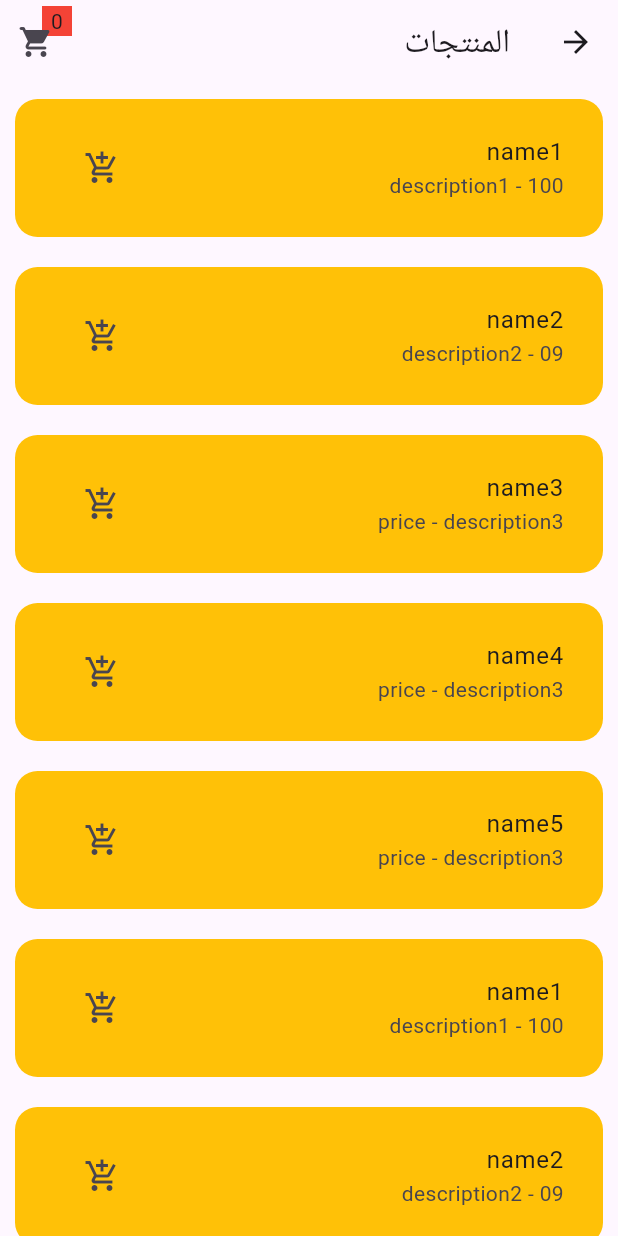
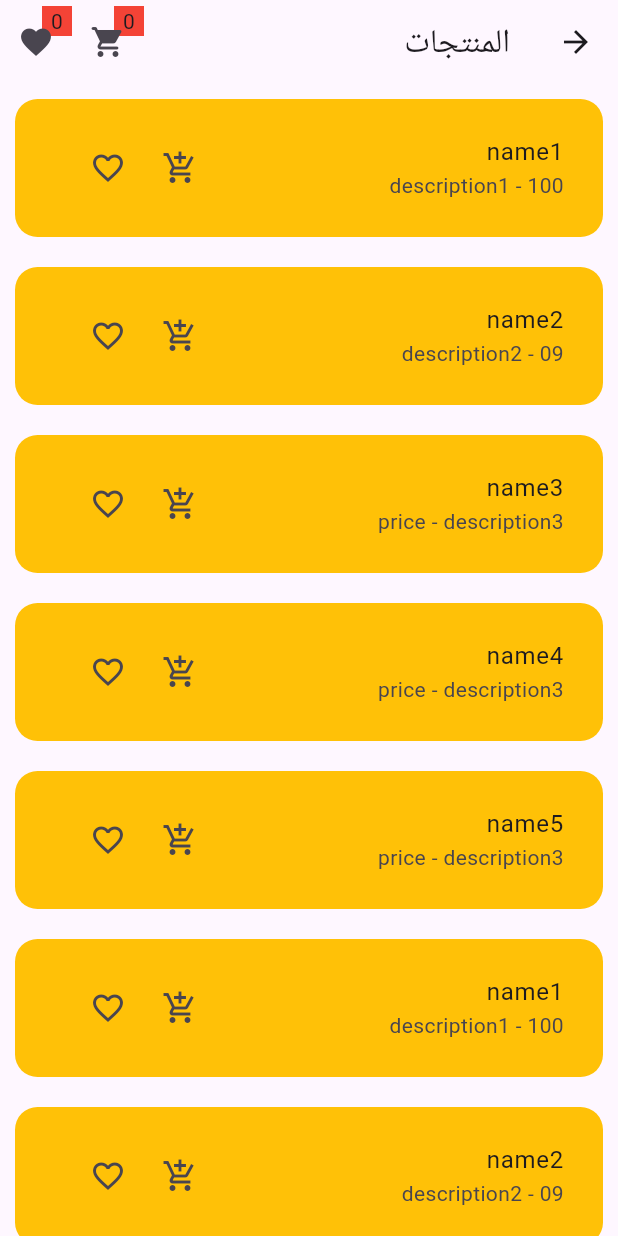
Before and after one commit to HebaShaheen2001/Providers, a Flutter app: the Productsscreen screen opened by its route, on a phone screen of 412 x 824 dp. Run offline on Flutter 3.47's test engine with Material 3 defaults, Android fonts, the phone set to English and light mode, and no system bars; our stand-ins replace shared_preferences; accounts and stored records are empty; generated files the repository leaves out were written again.

Commit message:
favoritesScreen

```diff
--- /dev/null
+++ b/lib/Screen/Cart/favoritesClass.dart
@@ -0,0 +1,19 @@
+import 'package:flutter/material.dart';
+import 'package:providers/Screen/Cart/productModle.dart';
+
+class favoritesClass extends ChangeNotifier {
+  List<productModle> favoritesList = [];
+
+  void addfavorites(productModle product) {
+    if (favoritesList.contains(product)) {
+      favoritesList.remove(product);
+    } else {
+      favoritesList.add(product);
+    }
+    notifyListeners();
+  }
+
+  bool isInfavorites(productModle product) {
+    return favoritesList.contains(product);
+  }
+}
--- a/lib/Screen/Cart/productsClass.dart
+++ b/lib/Screen/Cart/productsClass.dart
@@ -4,6 +4,7 @@ import 'package:flutter/material.dart';
 class productsClass extends ChangeNotifier {
   List<productModle> productsList = [];
   List productsCart = [];
+  List productsFavorites = [];
 
   void addProducts(String name, String price, String description, bool isAdd) {
     final product = productModle(
--- a/lib/Screen/Cart/productsScreen.dart
+++ b/lib/Screen/Cart/productsScreen.dart
@@ -3,6 +3,7 @@ import 'dart:developer';
 import 'package:flutter/material.dart';
 import 'package:provider/provider.dart';
 import 'package:providers/Screen/Cart/cartClass.dart';
+import 'package:providers/Screen/Cart/favoritesClass.dart';
 import 'package:providers/Screen/Cart/productsClass.dart';
 
 class Productsscreen extends StatefulWidget {
@@ -27,6 +28,8 @@ class _ProductsscreenState extends State<Productsscreen> {
     final productShow = Provider.of<productsClass>(context);
     final cartProvider = Provider.of<CartClass>(context);
     final cartItems = cartProvider.cartList;
+    final favoritesProvider = Provider.of<favoritesClass>(context);
+    final favoritesItems = favoritesProvider.favoritesList;
 
     Future.delayed(Duration.zero, () {
       productShow.addProducts('name1', '100', 'description1', true);
@@ -53,6 +56,21 @@ class _ProductsscreenState extends State<Productsscreen> {
                   },
                   icon: Icon(Icons.shopping_cart_rounded)),
             ],
+          ),
+          Stack(
+            children: [
+              Container(
+                width: 20,
+                height: 20,
+                color: Colors.red,
+                child: Center(child: Text(favoritesItems.length.toString())),
+              ),
+              IconButton(
+                  onPressed: () {
+                    Navigator.pushNamed(context, 'favoritesScreen');
+                  },
+                  icon: Icon(Icons.favorite)),
+            ],
           )
         ],
       ),
@@ -61,6 +79,7 @@ class _ProductsscreenState extends State<Productsscreen> {
         itemBuilder: (context, index) {
           final product = productShow.productsList[index];
           final isInCart = cartProvider.isInCart(product);
+          final isInFavorites = favoritesProvider.isInfavorites(product);
 
           return Container(
             padding: const EdgeInsets.all(10),
@@ -74,7 +93,11 @@ class _ProductsscreenState extends State<Productsscreen> {
                 ListTile(
                   title: Text(product.name.toString()),
                   subtitle: Text('${product.price} - ${product.description}'),
-                  trailing: IconButton(
+                  trailing: SizedBox(
+                    width: 100,
+                    child: Row(
+                      children: [
+                        IconButton(
                           icon: Icon(
                             isInCart
                                 ? Icons.remove_shopping_cart
@@ -83,6 +106,19 @@ class _ProductsscreenState extends State<Productsscreen> {
                           onPressed: () {
                             cartProvider.addCart(product);
                           },
+                        ),
+                        IconButton(
+                          icon: Icon(
+                            isInFavorites
+                                ? Icons.favorite
+                                : Icons.favorite_border,
+                          ),
+                          onPressed: () {
+                            favoritesProvider.addfavorites(product);
+                          },
+                        ),
+                      ],
+                    ),
                   ),
                 ),
               ],
--- a/lib/main.dart
+++ b/lib/main.dart
@@ -2,6 +2,8 @@ import 'package:flutter/material.dart';
 import 'package:provider/provider.dart';
 import 'package:providers/Screen/Cart/cartClass.dart';
 import 'package:providers/Screen/Cart/cartScreen.dart';
+import 'package:providers/Screen/Cart/favoritesClass.dart';
+import 'package:providers/Screen/Cart/favoritesScreen.dart';
 import 'package:providers/Screen/Cart/productsClass.dart';
 import 'package:providers/Screen/Cart/productsScreen.dart';
 import 'package:providers/Screen/StudentScreen/ShowStudent.dart';
@@ -33,6 +35,7 @@ class MyApp extends StatelessWidget {
         ChangeNotifierProvider(create: (context) => productsClass()),
         ChangeNotifierProvider(create: (context) => CartClass()),
         ChangeNotifierProvider(create: (context) => LanguageClass()),
+        ChangeNotifierProvider(create: (context) => favoritesClass()),
       ],
       child: AppWidget(),
     );
@@ -61,7 +64,7 @@ class AppWidget extends StatelessWidget {
         GlobalWidgetsLocalizations.delegate,
         GlobalMaterialLocalizations.delegate,
       ],
-      initialRoute: 'Cartscreen',
+      initialRoute: 'Productsscreen',
       routes: {
         'home_screen': (context) => const HomeTest(),
         'ShowScreen': (context) => const ShowScreen(),
@@ -69,6 +72,7 @@ class AppWidget extends StatelessWidget {
         'ShowStudent': (context) => const ShowStudent(),
         'Productsscreen': (context) => const Productsscreen(),
         'Cartscreen': (context) => const Cartscreen(),
+        'favoritesScreen': (context) => const favoritesScreen(),
       },
     );
   }
```
Also changed, not shown: lib/Screen/Cart/favoritesScreen.dart (added, +44 -0 lines). Lines whose indentation alone changed are shown as unchanged.
